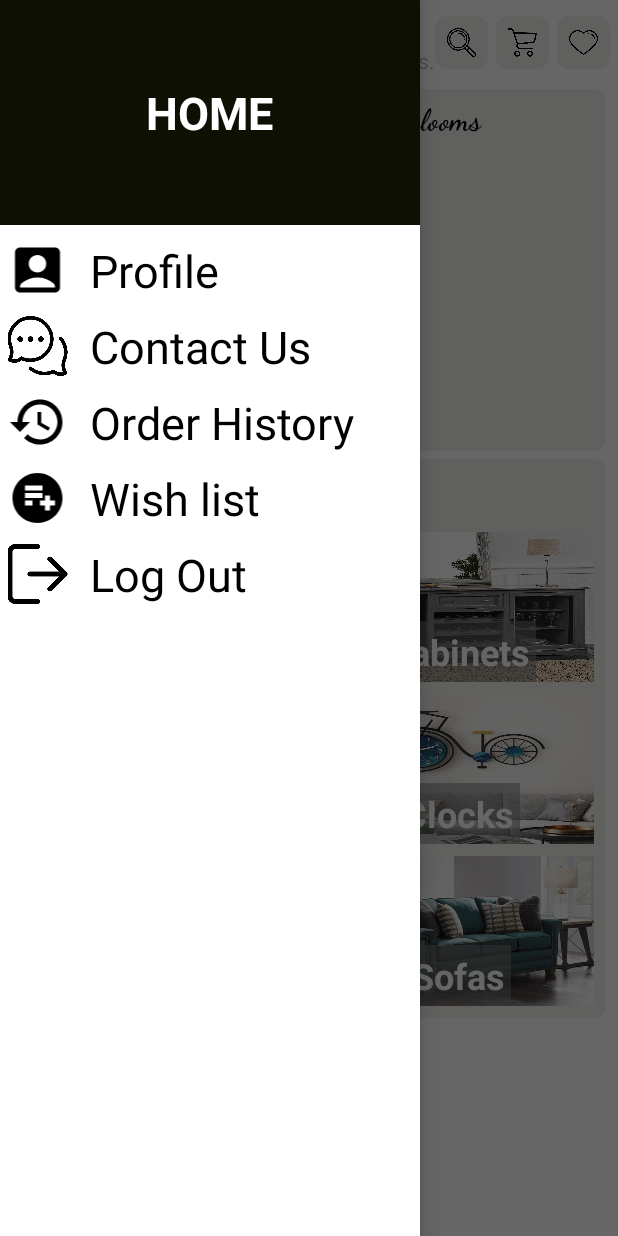
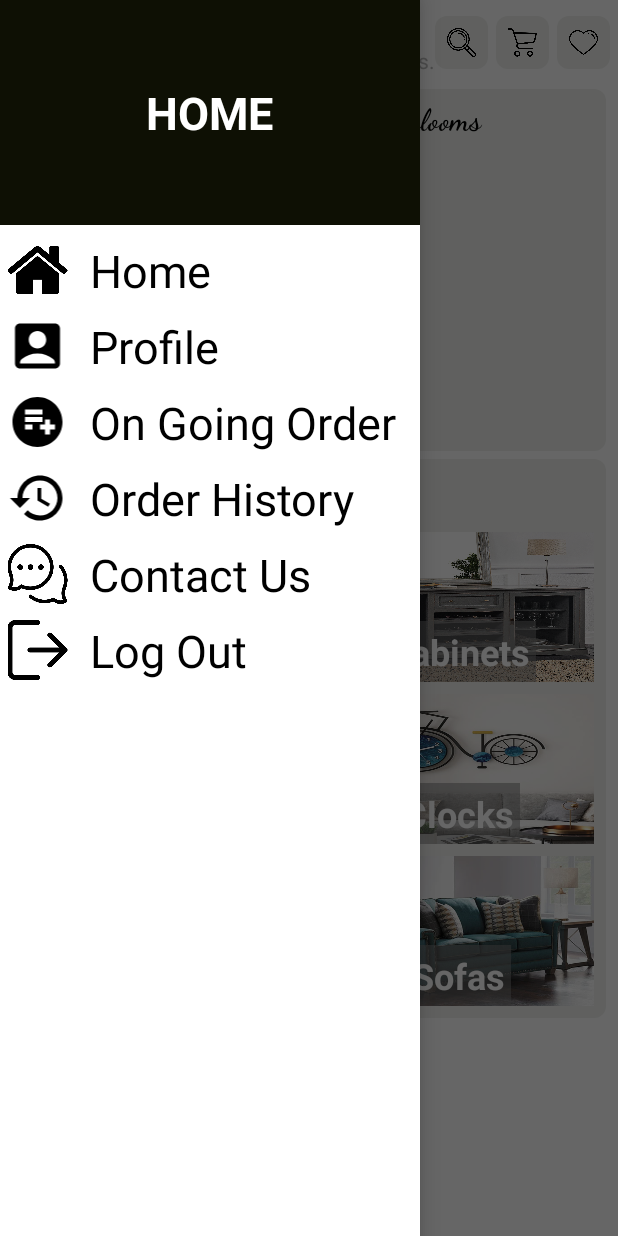
Before and after one commit to MinhPhan123/AndroidProj-repo, an Android app: the screen it shows after launch (MainActivity), with the side drawer open, on a phone screen of 412 x 824 dp. Run offline under Robolectric (Android 15) with nearby library versions, the phone set to English and light mode, and no system bars; our stand-ins replace Firebase (no records; nobody signed in at launch, a user with empty details on screens opened directly); libraries missing offline, so code that uses them is left out: com.denzcoskun.imageslider; plain views replace ImageSlider; 11 statements that could not run were skipped.

Commit message:
update navigation drawer UI

```diff
--- a/app/src/main/res/layout/drawer_menu.xml
+++ b/app/src/main/res/layout/drawer_menu.xml
@@ -32,6 +32,28 @@
         android:layout_width="match_parent"
         android:layout_height="wrap_content"
         android:orientation="horizontal"
+        android:onClick="wishlist">
+        <ImageView
+            android:layout_width="50dp"
+            android:layout_height="50dp"
+            android:src="@drawable/home"
+            android:paddingTop="10dp"/>
+        <TextView
+            android:id="@+id/home"
+            android:layout_width="wrap_content"
+            android:layout_height="wrap_content"
+            android:text="Home"
+            android:textSize="30sp"
+            android:textColor="#000"
+            android:paddingLeft="10dp"
+            android:paddingTop="10dp"
+            />
+    </LinearLayout>
+
+    <LinearLayout
+        android:layout_width="match_parent"
+        android:layout_height="wrap_content"
+        android:orientation="horizontal"
         android:onClick="profile">
         <ImageView
             android:layout_width="50dp"
@@ -47,6 +69,50 @@
             android:textColor="#000"
             android:paddingLeft="10dp"
             android:paddingTop="10dp"/>
+    </LinearLayout>
+
+    <LinearLayout
+        android:layout_width="match_parent"
+        android:layout_height="wrap_content"
+        android:orientation="horizontal"
+        android:onClick="wishlist">
+        <ImageView
+            android:layout_width="50dp"
+            android:layout_height="50dp"
+            android:src="@drawable/wishlist"
+            android:paddingTop="10dp"/>
+        <TextView
+            android:id="@+id/on_going_order"
+            android:layout_width="wrap_content"
+            android:layout_height="wrap_content"
+            android:text="On Going Order"
+            android:textSize="30sp"
+            android:textColor="#000"
+            android:paddingLeft="10dp"
+            android:paddingTop="10dp"
+            />
+    </LinearLayout>
+
+    <LinearLayout
+        android:layout_width="match_parent"
+        android:layout_height="wrap_content"
+        android:orientation="horizontal"
+        android:onClick="history">
+        <ImageView
+            android:layout_width="50dp"
+            android:layout_height="50dp"
+            android:src="@drawable/history"
+            android:paddingTop="10dp"/>
+        <TextView
+            android:id="@+id/order_history"
+            android:layout_width="wrap_content"
+            android:layout_height="wrap_content"
+            android:text="Order History"
+            android:textSize="30sp"
+            android:textColor="#000"
+            android:paddingLeft="10dp"
+            android:paddingTop="10dp"
+            />
     </LinearLayout>
 
     <LinearLayout
@@ -75,50 +141,6 @@
         android:layout_width="match_parent"
         android:layout_height="wrap_content"
         android:orientation="horizontal"
-        android:onClick="history">
-        <ImageView
-            android:layout_width="50dp"
-            android:layout_height="50dp"
-            android:src="@drawable/history"
-            android:paddingTop="10dp"/>
-        <TextView
-            android:id="@+id/order_history"
-            android:layout_width="wrap_content"
-            android:layout_height="wrap_content"
-            android:text="Order History"
-            android:textSize="30sp"
-            android:textColor="#000"
-            android:paddingLeft="10dp"
-            android:paddingTop="10dp"
-            />
-    </LinearLayout>
-
-    <LinearLayout
-        android:layout_width="match_parent"
-        android:layout_height="wrap_content"
-        android:orientation="horizontal"
-        android:onClick="wishlist">
-        <ImageView
-            android:layout_width="50dp"
-            android:layout_height="50dp"
-            android:src="@drawable/wishlist"
-            android:paddingTop="10dp"/>
-        <TextView
-            android:id="@+id/wishlist"
-            android:layout_width="wrap_content"
-            android:layout_height="wrap_content"
-            android:text="Wish list"
-            android:textSize="30sp"
-            android:textColor="#000"
-            android:paddingLeft="10dp"
-            android:paddingTop="10dp"
-            />
-    </LinearLayout>
-
-    <LinearLayout
-        android:layout_width="match_parent"
-        android:layout_height="wrap_content"
-        android:orientation="horizontal"
         android:onClick="logout">
         <ImageView
             android:layout_width="50dp"
```
Also changed, not shown: app/src/main/res/drawable/home.png (added).
